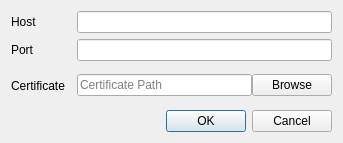
Old version of the form etc/client/connectiondialog.ui in the repository tracer-sec/cagney.
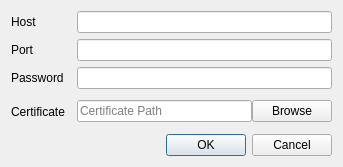
New version of the form.

Commit message: Add shitty password to server/client. Needs proper config ...

```diff
--- a/etc/client/connectiondialog.ui
+++ b/etc/client/connectiondialog.ui
@@ -7,7 +7,7 @@
     <x>0</x>
     <y>0</y>
     <width>343</width>
-    <height>143</height>
+    <height>167</height>
    </rect>
   </property>
   <property name="sizePolicy">
@@ -59,14 +59,14 @@
       <item row="0" column="3">
        <widget class="QLineEdit" name="hostEdit"/>
       </item>
-      <item row="2" column="0">
+      <item row="3" column="0">
        <widget class="QLabel" name="label_3">
         <property name="text">
          <string>Certificate</string>
         </property>
        </widget>
       </item>
-      <item row="2" column="3">
+      <item row="3" column="3">
        <widget class="QWidget" name="widget_2" native="true">
         <layout class="QHBoxLayout" name="horizontalLayout">
          <property name="spacing">
@@ -104,6 +104,20 @@
         </layout>
        </widget>
       </item>
+      <item row="2" column="0">
+       <widget class="QLabel" name="label_4">
+        <property name="text">
+         <string>Password</string>
+        </property>
+       </widget>
+      </item>
+      <item row="2" column="3">
+       <widget class="QLineEdit" name="passwordEdit">
+        <property name="echoMode">
+         <enum>QLineEdit::Password</enum>
+        </property>
+       </widget>
+      </item>
      </layout>
     </widget>
    </item>
```
Left out of the diff: 17 changed lines with no effect on the pictures. The commit also changes 6 other files.
